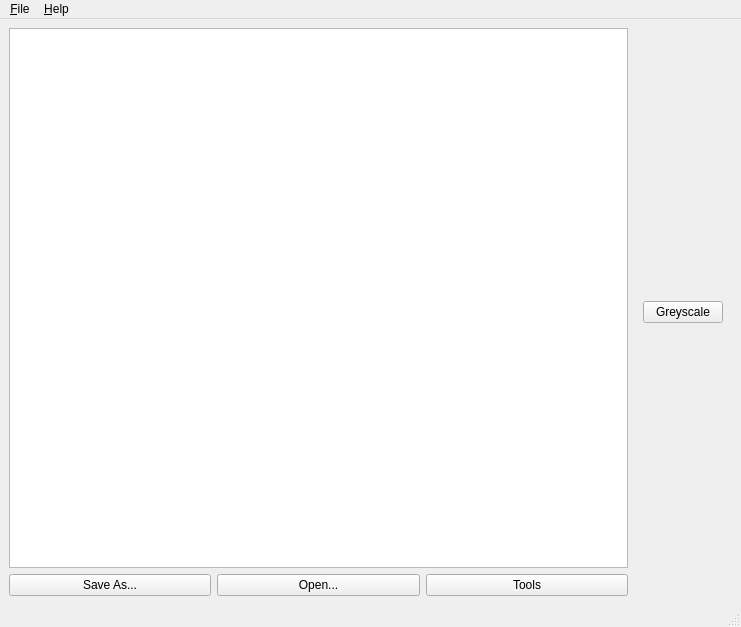
Qt form goghviewer.ui (hippalus/van-gogh) before a commit.
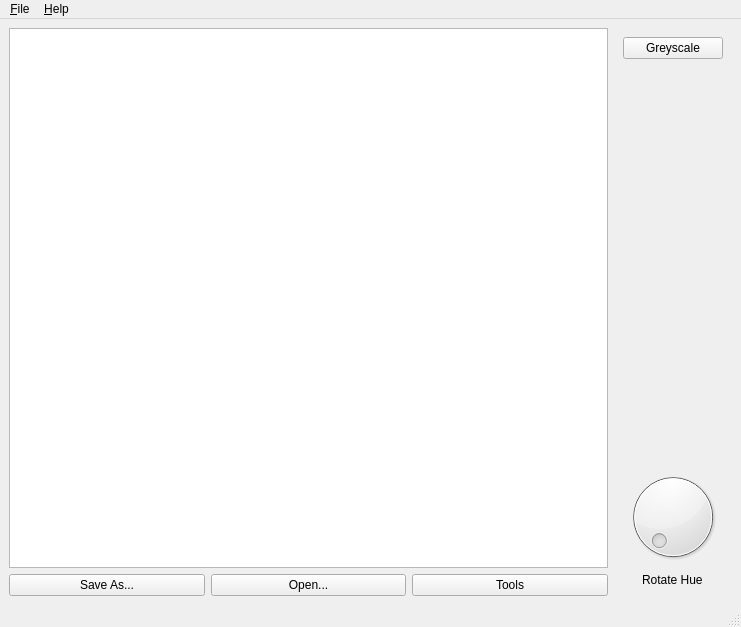
The same form after that commit.

```diff
--- a/goghviewer.ui
+++ b/goghviewer.ui
@@ -55,6 +55,16 @@
          <bool>true</bool>
         </property>
         <layout class="QGridLayout" name="tool_layout">
+         <item row="2" column="0">
+          <widget class="QDial" name="dialHueRotate"/>
+         </item>
+         <item row="3" column="0" alignment="Qt::AlignHCenter">
+          <widget class="QLabel" name="labelHueRotate">
+           <property name="text">
+            <string>Rotate Hue</string>
+           </property>
+          </widget>
+         </item>
          <item row="0" column="0">
           <widget class="QPushButton" name="btnToolGreyscale">
            <property name="font">
@@ -67,6 +77,19 @@
            </property>
           </widget>
          </item>
+         <item row="1" column="0">
+          <spacer name="verticalSpacer">
+           <property name="orientation">
+            <enum>Qt::Vertical</enum>
+           </property>
+           <property name="sizeHint" stdset="0">
+            <size>
+             <width>20</width>
+             <height>100</height>
+            </size>
+           </property>
+          </spacer>
+         </item>
         </layout>
        </widget>
       </item>
```
